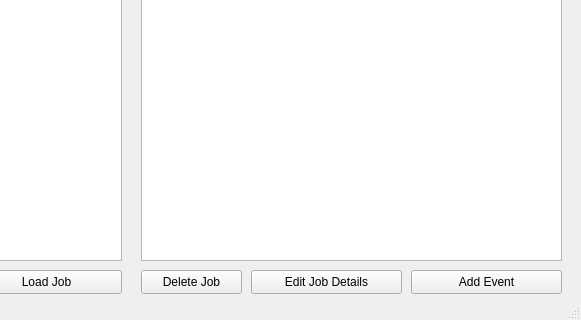
Old version of the form mainwindow.ui in the repository frenchcokes/Job-Tracker; both pictures show x 139 to 720 and y 220 to 540 of the 720 by 540 pixel window.
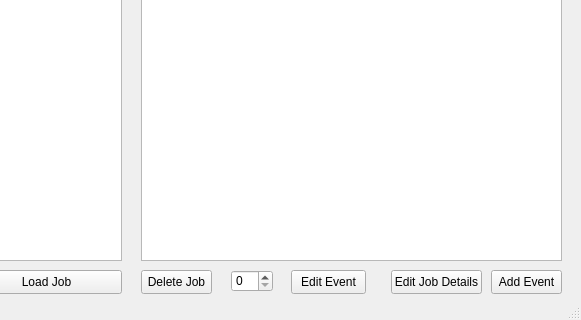
New version of the form. The open tabs and pages were chosen to show the change.

Commit message: Added event saving in jobs

```diff
--- a/mainwindow.ui
+++ b/mainwindow.ui
@@ -434,9 +434,9 @@
      <widget class="QPushButton" name="addEventViewPushButton">
       <property name="geometry">
        <rect>
-        <x>280</x>
+        <x>360</x>
         <y>480</y>
-        <width>151</width>
+        <width>71</width>
         <height>24</height>
        </rect>
       </property>
@@ -447,9 +447,9 @@
      <widget class="QPushButton" name="editJobDetailsPushButton">
       <property name="geometry">
        <rect>
-        <x>120</x>
+        <x>260</x>
         <y>480</y>
-        <width>151</width>
+        <width>91</width>
         <height>24</height>
        </rect>
       </property>
@@ -462,7 +462,7 @@
        <rect>
         <x>10</x>
         <y>480</y>
-        <width>101</width>
+        <width>71</width>
         <height>24</height>
        </rect>
       </property>
@@ -470,6 +470,29 @@
        <string>Delete Job</string>
       </property>
      </widget>
+     <widget class="QSpinBox" name="spinBox">
+      <property name="geometry">
+       <rect>
+        <x>100</x>
+        <y>480</y>
+        <width>42</width>
+        <height>22</height>
+       </rect>
+      </property>
+     </widget>
+     <widget class="QPushButton" name="pushButton">
+      <property name="geometry">
+       <rect>
+        <x>160</x>
+        <y>480</y>
+        <width>75</width>
+        <height>24</height>
+       </rect>
+      </property>
+      <property name="text">
+       <string>Edit Event</string>
+      </property>
+     </widget>
     </widget>
     <widget class="QWidget" name="page_2">
      <widget class="QLabel" name="addEventLabel">
```
Left out of the diff: 4 changed lines with no effect on the pictures. The commit also changes 25 other files.
